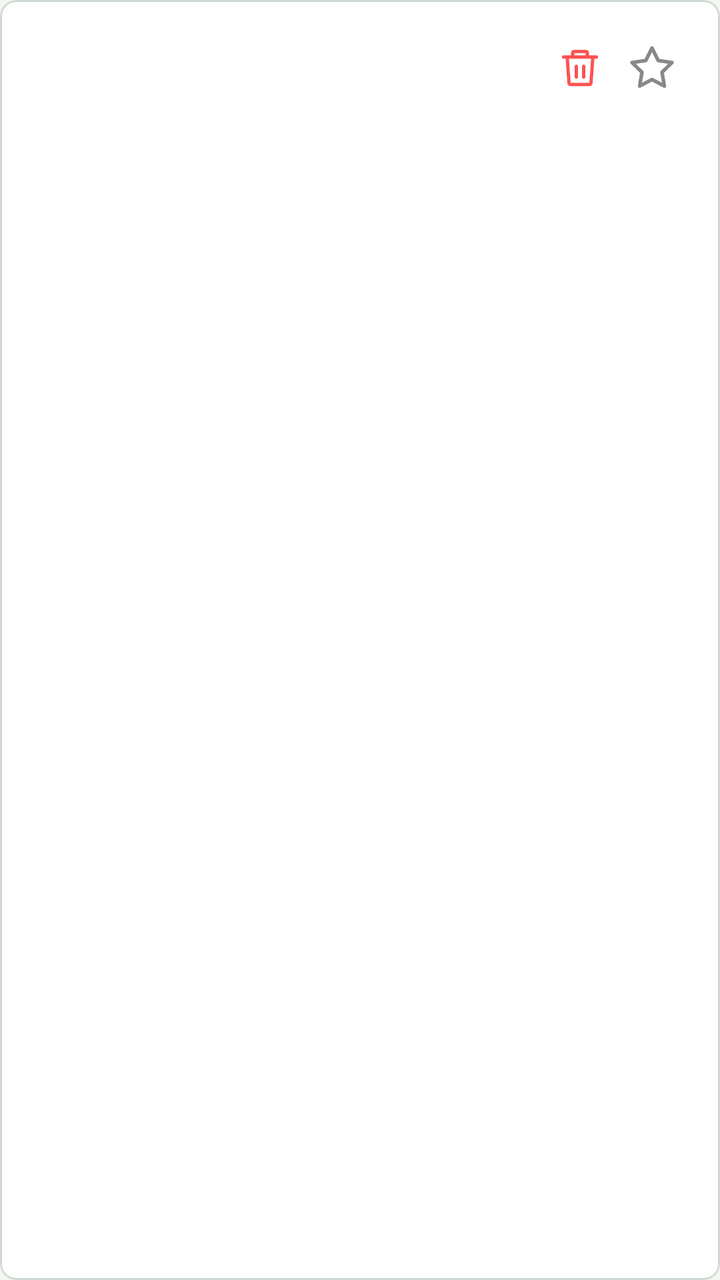
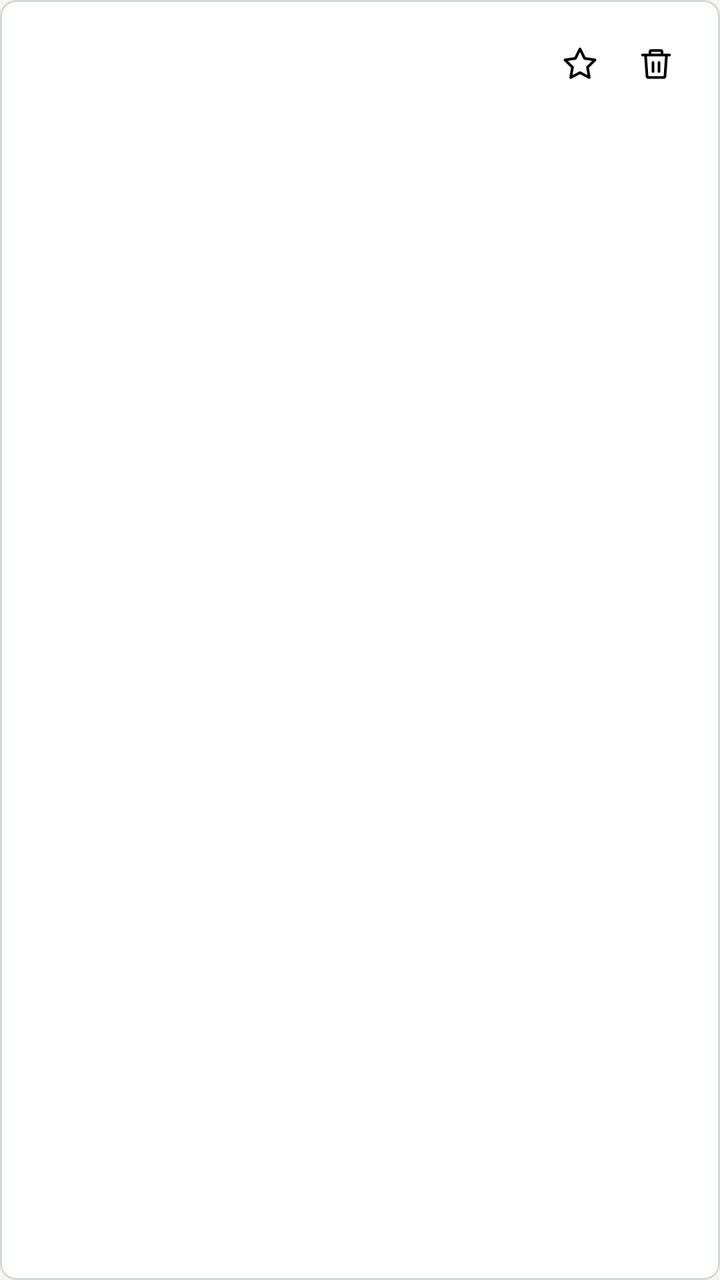

Before-and-after screenshots of an Android layout around one commit, followed by the original layout XML and the change that was made.
<!-- AndroidManifest.xml: application theme Theme.FontLens -->
<!-- res/layout/item_font_card.xml -->
<?xml version="1.0" encoding="utf-8"?>
<com.google.android.material.card.MaterialCardView
    xmlns:android="http://schemas.android.com/apk/res/android"
    xmlns:app="http://schemas.android.com/apk/res-auto"
    android:layout_width="match_parent"
    android:layout_height="wrap_content"
    android:layout_marginBottom="@dimen/card_spacing"
    android:clickable="true"
    android:focusable="true"
    app:cardBackgroundColor="?attr/bgSurface"
    app:cardCornerRadius="@dimen/card_radius"
    app:cardElevation="0dp"
    app:strokeColor="?attr/dividerColor"
    app:strokeWidth="1dp">

    <androidx.constraintlayout.widget.ConstraintLayout
        android:layout_width="match_parent"
        android:layout_height="wrap_content"
        android:padding="@dimen/card_padding">

        <TextView
            android:id="@+id/tv_font_name"
            android:layout_width="0dp"
            android:layout_height="wrap_content"
            android:textColor="?attr/textPrimary"
            android:textSize="13sp"
            android:letterSpacing="0.05"
            android:textStyle="bold"
            app:layout_constraintEnd_toStartOf="@id/btn_remove"
            app:layout_constraintStart_toStartOf="parent"
            app:layout_constraintTop_toTopOf="parent" />

        <TextView
            android:id="@+id/tv_font_sub"
            android:layout_width="0dp"
            android:layout_height="wrap_content"
            android:layout_marginTop="2dp"
            android:textColor="?attr/textMuted"
            android:textSize="11sp"
            app:layout_constraintEnd_toStartOf="@id/btn_remove"
            app:layout_constraintStart_toStartOf="parent"
            app:layout_constraintTop_toBottomOf="@id/tv_font_name" />

        <ImageView
            android:id="@+id/btn_remove"
            android:layout_width="36dp"
            android:layout_height="36dp"
            android:padding="7dp"
            android:src="@drawable/ic_delete"
            app:tint="@color/ic_delete_tint"
            android:clickable="true"
            android:focusable="true"
            android:background="?attr/selectableItemBackgroundBorderless"
            app:layout_constraintEnd_toStartOf="@id/btn_favorite"
            app:layout_constraintTop_toTopOf="parent" />

        <ImageView
            android:id="@+id/btn_favorite"
            android:layout_width="36dp"
            android:layout_height="36dp"
            android:padding="6dp"
            android:src="@drawable/ic_star_outline"
            app:tint="@color/ic_tint_muted"
            android:clickable="true"
            android:focusable="true"
            android:background="?attr/selectableItemBackgroundBorderless"
            app:layout_constraintEnd_toEndOf="parent"
            app:layout_constraintTop_toTopOf="parent" />

        
        <TextView
            android:id="@+id/tv_preview_large"
            android:layout_width="match_parent"
            android:layout_height="wrap_content"
            android:layout_marginTop="12dp"
            android:textColor="?attr/textSecondary"
            android:textSize="26sp"
            android:maxLines="2"
            android:ellipsize="end"
            android:lineSpacingMultiplier="1.2"
            app:layout_constraintEnd_toEndOf="parent"
            app:layout_constraintStart_toStartOf="parent"
            app:layout_constraintTop_toBottomOf="@id/tv_font_sub" />

        
        <TextView
            android:id="@+id/tv_preview_small"
            android:layout_width="0dp"
            android:layout_height="0dp"
            android:visibility="gone"
            app:layout_constraintEnd_toEndOf="parent"
            app:layout_constraintStart_toStartOf="parent"
            app:layout_constraintTop_toBottomOf="@id/tv_preview_large" />

    </androidx.constraintlayout.widget.ConstraintLayout>

</com.google.android.material.card.MaterialCardView>
<!-- resources referenced by this layout -->
<resources>
  <dimen name="card_padding">16dp</dimen>
  <dimen name="card_radius">8dp</dimen>
  <dimen name="card_spacing">10dp</dimen>
  <!-- drawable ic_delete (drawable) -->
  <vector xmlns:android="http://schemas.android.com/apk/res/android"
      android:width="24dp" android:height="24dp" android:viewportWidth="24" android:viewportHeight="24">
      <path android:fillColor="@android:color/transparent"
          android:strokeColor="#000"  android:strokeWidth="1.8"
          android:strokeLineCap="round"
          android:pathData="M3,6 H21 M8,6 V4 Q8,3 9,3 H15 Q16,3 16,4 V6 M19,6 L18,20 Q18,21 17,21 H7 Q6,21 6,20 L5,6"/>
      <path android:fillColor="@android:color/transparent"
          android:strokeColor="#000" android:strokeWidth="1.8"
          android:strokeLineCap="round"
          android:pathData="M10,11 V17 M14,11 V17"/>
  </vector>
  <!-- drawable ic_star_outline (drawable) -->
  <vector xmlns:android="http://schemas.android.com/apk/res/android"
      android:width="24dp" android:height="24dp" android:viewportWidth="24" android:viewportHeight="24">
      <path android:fillColor="@android:color/transparent"
          android:strokeColor="#000" android:strokeWidth="1.8"
          android:strokeLineJoin="round" android:strokeLineCap="round"
          android:pathData="M12,2 L15.09,8.26 L22,9.27 L17,14.14 L18.18,21.02 L12,17.77 L5.82,21.02 L7,14.14 L2,9.27 L8.91,8.26 Z"/>
  </vector>
  <style name="Theme.FontLens" parent="Theme.FontLens.Green.Light" />
  <style name="Theme.FontLens.Green.Light" parent="Theme.MaterialComponents.Light.NoActionBar">
          <item name="colorPrimary">@color/green_light_accent</item>
          <item name="colorPrimaryVariant">@color/green_light_accent_dim</item>
          <item name="colorOnPrimary">#FFFFFF</item>
          <item name="colorSecondary">@color/green_light_accent</item>
          <item name="colorSurface">@color/green_light_bg_surface</item>
          <item name="colorOnSurface">@color/green_light_text_primary</item>
          <item name="android:colorBackground">@color/green_light_bg_primary</item>
          <item name="android:windowBackground">@color/green_light_bg_primary</item>
          <item name="android:statusBarColor">@color/green_light_bg_sidebar</item>
          <item name="android:navigationBarColor">@color/green_light_bg_sidebar</item>
          <item name="android:textColorPrimary">@color/green_light_text_primary</item>
          <item name="android:textColorSecondary">@color/green_light_text_secondary</item>
          
          <item name="bgPrimary">@color/green_light_bg_primary</item>
          <item name="bgSurface">@color/green_light_bg_surface</item>
          <item name="bgElevated">@color/green_light_bg_elevated</item>
          <item name="bgSidebar">@color/green_light_bg_sidebar</item>
          <item name="accentColor">@color/green_light_accent</item>
          <item name="accentDim">@color/green_light_accent_dim</item>
          <item name="textPrimary">@color/green_light_text_primary</item>
          <item name="textSecondary">@color/green_light_text_secondary</item>
          <item name="textMuted">@color/green_light_text_muted</item>
          <item name="dividerColor">@color/green_light_divider</item>
          <item name="borderColor">@color/green_light_border</item>
      </style>
  <color name="green_light_accent">#2E7D32</color>
  <color name="green_light_accent_dim">#C8E6C9</color>
  <color name="green_light_bg_surface">#FFFFFF</color>
  <color name="green_light_text_primary">#1B1B1B</color>
  <color name="green_light_bg_primary">#F4F6F4</color>
  <color name="green_light_bg_sidebar">#DDE5DD</color>
  <color name="green_light_text_secondary">#4A4A4A</color>
  <color name="green_light_bg_elevated">#EAEEEA</color>
  <color name="green_light_text_muted">#888888</color>
  <color name="green_light_divider">#D0D9D0</color>
  <color name="green_light_border">#B8C8B8</color>
</resources>

<!-- the commit's change to res/layout/item_font_card.xml (unified diff, before → after) -->
@@ -13,85 +13,142 @@
     app:strokeColor="?attr/dividerColor"
     app:strokeWidth="1dp">
 
-    <androidx.constraintlayout.widget.ConstraintLayout
+    <LinearLayout
         android:layout_width="match_parent"
         android:layout_height="wrap_content"
+        android:orientation="vertical"
         android:padding="@dimen/card_padding">
 
-        <TextView
-            android:id="@+id/tv_font_name"
-            android:layout_width="0dp"
+        
+        <LinearLayout
+            android:layout_width="match_parent"
             android:layout_height="wrap_content"
-            android:textColor="?attr/textPrimary"
-            android:textSize="13sp"
-            android:letterSpacing="0.05"
-            android:textStyle="bold"
-            app:layout_constraintEnd_toStartOf="@id/btn_remove"
-            app:layout_constraintStart_toStartOf="parent"
-            app:layout_constraintTop_toTopOf="parent" />
+            android:orientation="horizontal"
+            android:gravity="center_vertical">
 
-        <TextView
-            android:id="@+id/tv_font_sub"
-            android:layout_width="0dp"
-            android:layout_height="wrap_content"
-            android:layout_marginTop="2dp"
-            android:textColor="?attr/textMuted"
-            android:textSize="11sp"
-            app:layout_constraintEnd_toStartOf="@id/btn_remove"
-            app:layout_constraintStart_toStartOf="parent"
-            app:layout_constraintTop_toBottomOf="@id/tv_font_name" />
+            
+            <TextView
+                android:id="@+id/tv_font_name"
+                android:layout_width="0dp"
+                android:layout_height="wrap_content"
+                android:layout_weight="1"
+                android:textColor="?attr/textPrimary"
+                android:textSize="15sp"
+                android:maxLines="1"
+                android:ellipsize="marquee" />
 
-        <ImageView
-            android:id="@+id/btn_remove"
-            android:layout_width="36dp"
-            android:layout_height="36dp"
-            android:padding="7dp"
-            android:src="@drawable/ic_delete"
-            app:tint="@color/ic_delete_tint"
-            android:clickable="true"
-            android:focusable="true"
-            android:background="?attr/selectableItemBackgroundBorderless"
-            app:layout_constraintEnd_toStartOf="@id/btn_favorite"
-            app:layout_constraintTop_toTopOf="parent" />
+            
+            <TextView
+                android:id="@+id/tv_font_type"
+                android:layout_width="wrap_content"
+                android:layout_height="wrap_content"
+                android:layout_marginEnd="8dp"
+                android:gravity="center"
+                android:textSize="9sp"
+                android:textStyle="bold"
+                android:textAllCaps="true"
+                android:letterSpacing="0.08"
+                android:fontFamily="monospace"
+                android:textColor="?attr/colorPrimary"
+                android:paddingStart="7dp"
+                android:paddingEnd="7dp"
+                android:paddingTop="4dp"
+                android:paddingBottom="4dp"
+                android:clickable="false"
+                android:focusable="false" />
 
-        <ImageView
-            android:id="@+id/btn_favorite"
-            android:layout_width="36dp"
-            android:layout_height="36dp"
-            android:padding="6dp"
-            android:src="@drawable/ic_star_outline"
-            app:tint="@color/ic_tint_muted"
-            android:clickable="true"
-            android:focusable="true"
-            android:background="?attr/selectableItemBackgroundBorderless"
-            app:layout_constraintEnd_toEndOf="parent"
-            app:layout_constraintTop_toTopOf="parent" />
+            
+            <TextView
+                android:id="@+id/tv_font_sub"
+                android:layout_width="0dp"
+                android:layout_height="0dp"
+                android:visibility="gone" />
+
+            
+            <ImageView
+                android:id="@+id/btn_favorite"
+                android:layout_width="32dp"
+                android:layout_height="32dp"
+                android:padding="7dp"
+                android:layout_marginStart="6dp"
+                android:layout_marginEnd="6dp"
+                android:src="@drawable/ic_star_outline"
+                android:scaleType="fitCenter"
+                android:clickable="true"
+                android:focusable="true" />
+
+            
+            <ImageView
+                android:id="@+id/btn_remove"
+                android:layout_width="32dp"
+                android:layout_height="32dp"
+                android:padding="7dp"
+                android:src="@drawable/ic_delete"
+                android:scaleType="fitCenter"
+                android:clickable="true"
+                android:focusable="true" />
+
+        </LinearLayout>
 
         
-        <TextView
-            android:id="@+id/tv_preview_large"
+        <HorizontalScrollView
+            android:id="@+id/hsv_script_chips"
             android:layout_width="match_parent"
             android:layout_height="wrap_content"
-            android:layout_marginTop="12dp"
-            android:textColor="?attr/textSecondary"
-            android:textSize="26sp"
-            android:maxLines="2"
-            android:ellipsize="end"
-            android:lineSpacingMultiplier="1.2"
-            app:layout_constraintEnd_toEndOf="parent"
-            app:layout_constraintStart_toStartOf="parent"
-            app:layout_constraintTop_toBottomOf="@id/tv_font_sub" />
+            android:layout_marginTop="6dp"
+            android:scrollbars="none"
+            android:visibility="gone">
+
+            <LinearLayout
+                android:id="@+id/ll_script_chips"
+                android:layout_width="wrap_content"
+                android:layout_height="wrap_content"
+                android:orientation="horizontal"
+                android:gravity="center_vertical" />
+
+        </HorizontalScrollView>
 
         
+        <LinearLayout
+            android:layout_width="match_parent"
+            android:layout_height="wrap_content"
+            android:orientation="horizontal"
+            android:gravity="center_vertical"
+            android:layout_marginTop="10dp">
+
+            <TextView
+                android:id="@+id/btn_cycle_script"
+                android:layout_width="28dp"
+                android:layout_height="28dp"
+                android:gravity="center"
+                android:text="↻"
+                android:textSize="16sp"
+                android:textColor="?attr/colorPrimary"
+                android:background="?attr/selectableItemBackgroundBorderless"
+                android:clickable="true"
+                android:focusable="true"
+                android:visibility="gone"
+                android:layout_marginEnd="6dp" />
+
+            <TextView
+                android:id="@+id/tv_preview_large"
+                android:layout_width="0dp"
+                android:layout_height="wrap_content"
+                android:layout_weight="1"
+                android:textColor="?attr/textSecondary"
+                android:textSize="26sp"
+                android:maxLines="2"
+                android:ellipsize="end"
+                android:lineSpacingMultiplier="1.2" />
+
+        </LinearLayout>
+
         <TextView
             android:id="@+id/tv_preview_small"
             android:layout_width="0dp"
             android:layout_height="0dp"
-            android:visibility="gone"
-            app:layout_constraintEnd_toEndOf="parent"
-            app:layout_constraintStart_toStartOf="parent"
-            app:layout_constraintTop_toBottomOf="@id/tv_preview_large" />
+            android:visibility="gone" />
 
-    </androidx.constraintlayout.widget.ConstraintLayout>
+    </LinearLayout>
 
 </com.google.android.material.card.MaterialCardView>
